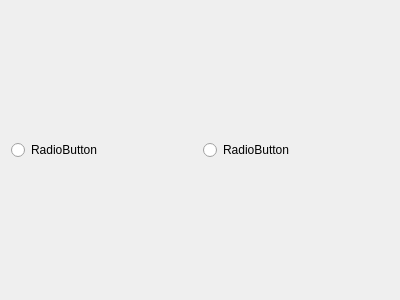
Old version of the form src/dummy.ui in the repository lposti/QPyloT.
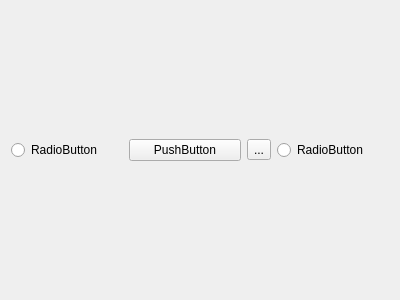
New version of the form.

```diff
--- a/src/dummy.ui
+++ b/src/dummy.ui
@@ -24,6 +24,26 @@
      </attribute>
     </widget>
    </item>
+   <item>
+    <widget class="QPushButton" name="pushButton">
+     <property name="text">
+      <string>PushButton</string>
+     </property>
+    </widget>
+   </item>
+   <item>
+    <widget class="QToolButton" name="toolButton">
+     <property name="text">
+      <string>...</string>
+     </property>
+     <property name="toolButtonStyle">
+      <enum>Qt::ToolButtonTextOnly</enum>
+     </property>
+     <property name="arrowType">
+      <enum>Qt::DownArrow</enum>
+     </property>
+    </widget>
+   </item>
    <item>
     <widget class="QRadioButton" name="radioButton_2">
      <property name="text">
```
